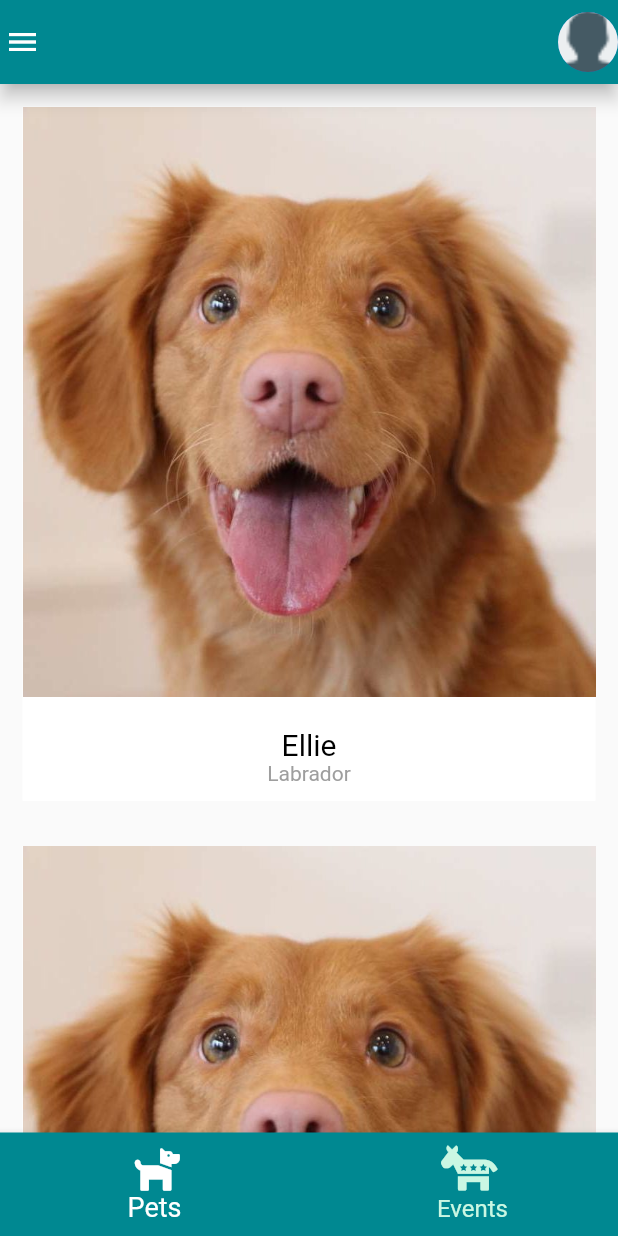
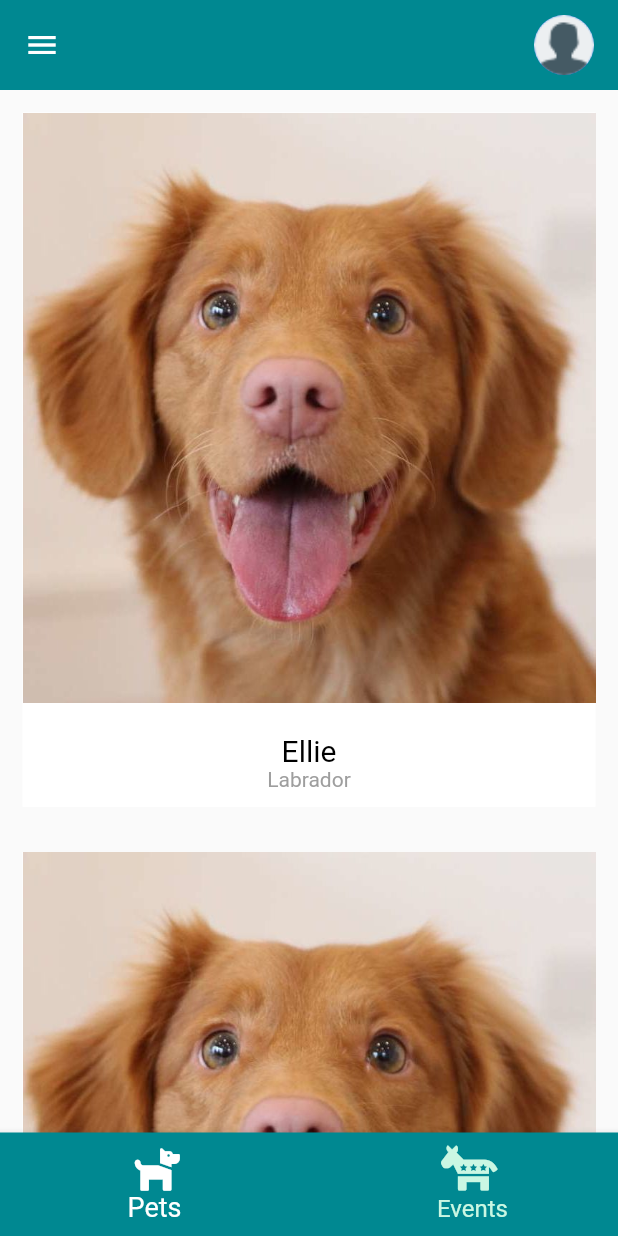
Before and after one commit to pavithrahareddy/pawfecto_flutter_app, a Flutter app: the ShelterMain screen opened by its route, on a phone screen of 412 x 824 dp. Run offline on Flutter 3.47's test engine with Material 2 defaults, Android fonts, the phone set to English and light mode, and no system bars; our stand-ins replace cloud_firestore, firebase_auth, firebase_core, font_awesome_flutter, modal_progress_hud; accounts and stored records are empty.

Commit message:
Fixed Overflow issue

```diff
--- a/lib/screens/shelter/shelter_main.dart
+++ b/lib/screens/shelter/shelter_main.dart
@@ -11,10 +11,8 @@ class ShelterMain extends StatefulWidget {
 }
 
 class _ShelterMainState extends State<ShelterMain> {
-
   int _selectedIndex = 0;
   static List<Widget> _widgetOptions = <Widget>[
-
     // First Container is for all Pets
     Container(
       child: Column(
@@ -161,7 +159,8 @@ class _ShelterMainState extends State<ShelterMain> {
             ),
           ),
         ],
-    ),),
+      ),
+    ),
 
     //Second Container is for all events
     Container(
@@ -626,16 +625,20 @@ class _ShelterMainState extends State<ShelterMain> {
   @override
   Widget build(BuildContext context) {
     return Scaffold(
-
-      //appbar for menu and profile button
-      appBar: AppBar(
-        elevation: 5,
-        backgroundColor:Color.fromARGB(255, 0, 136, 145) ,
-        automaticallyImplyLeading: false,
-        actions: <Widget>[
-          Row(
+      //body area scrollable all events and pets
+      body: SafeArea(
+          child: SingleChildScrollView(
+        child: Column(
+          children: [
+            // appBar
+            Container(
+              color: Color.fromARGB(255, 0, 136, 145),
+              child: Padding(
+                padding: const EdgeInsets.symmetric(
+                    vertical: 10.0, horizontal: 16.0),
+                child: Row(
                   mainAxisAlignment: MainAxisAlignment.spaceBetween,
-            crossAxisAlignment: CrossAxisAlignment.stretch,
+                  // crossAxisAlignment: CrossAxisAlignment.stretch,
                   children: [
                     GestureDetector(
                       child: Icon(
@@ -646,23 +649,19 @@ class _ShelterMainState extends State<ShelterMain> {
                         Navigator.pushNamed(context, ShelterSideBar.id);
                       },
                     ),
-              SizedBox(
-                width: 345,
-              ),
+                    // SizedBox(
+                    //   width: 345,
+                    // ),
                     CircleAvatar(
                       radius: 20.0,
                       backgroundImage: AssetImage('images/profile.png'),
                     ),
                   ],
                 ),
-        ],
+              ),
             ),
 
-      //body area scrollable all events and pets
-      body: SafeArea(
-          child: SingleChildScrollView(
-            child: Column(
-              children: [
+            // mainScreen
             Container(
               child: _widgetOptions.elementAt(_selectedIndex),
             )
```
Lines whose indentation alone changed are shown as unchanged.
